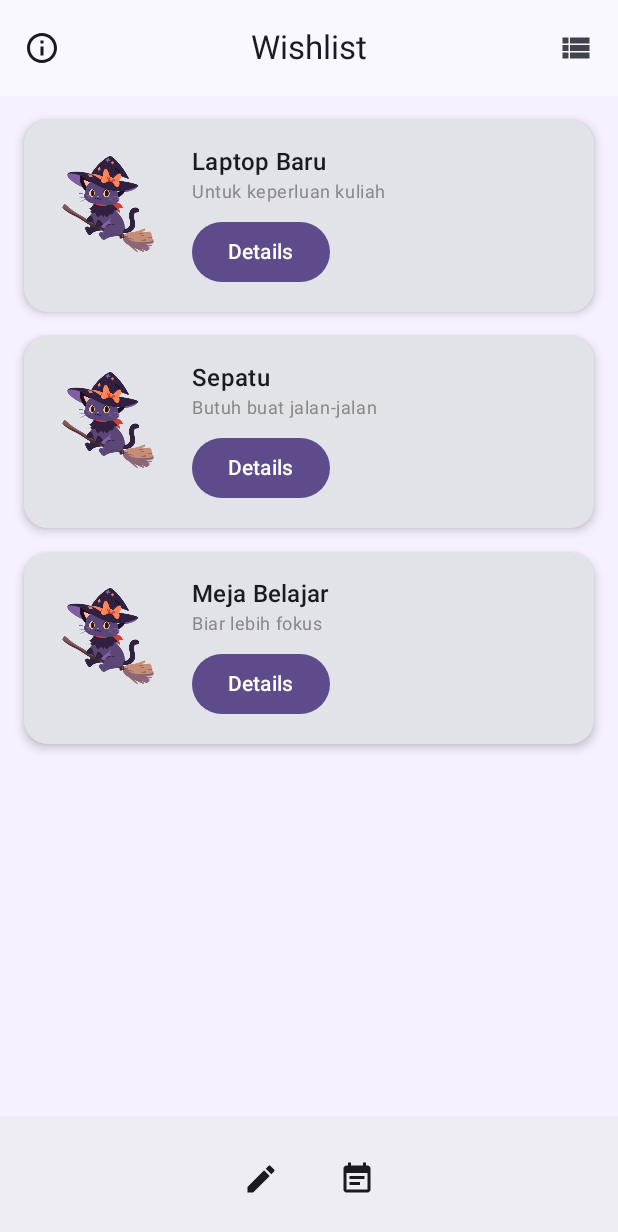
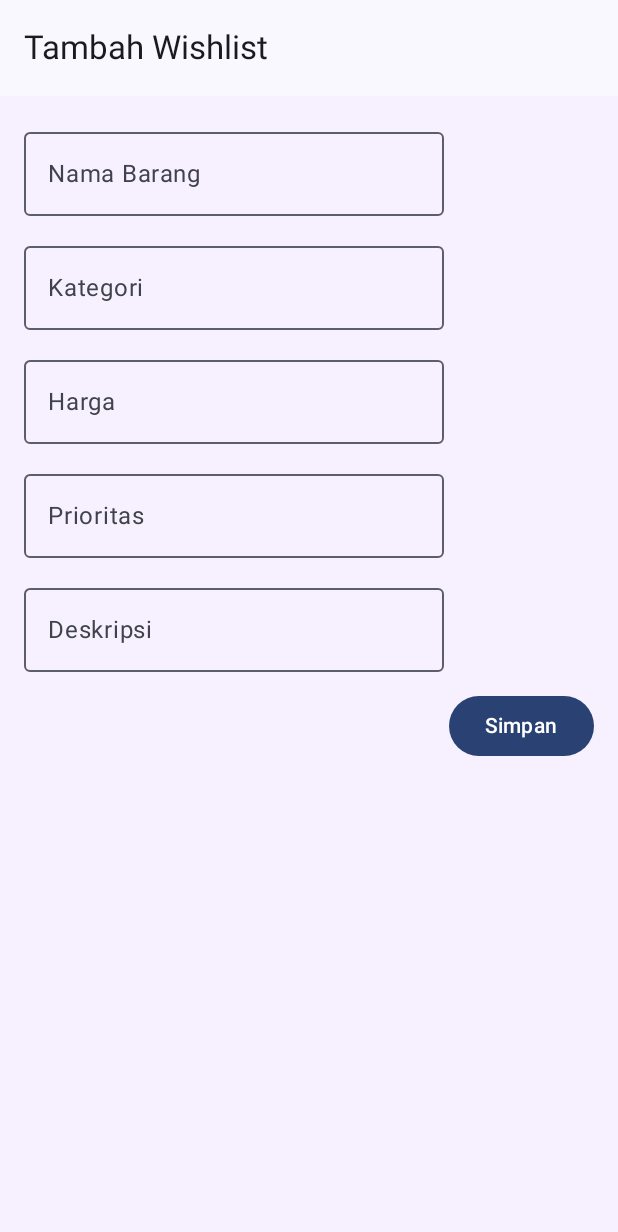
Before and after one commit to insaniaa/WishlyStack, an Android app built with Jetpack Compose: the screen it shows after launch (MainActivity), after a tap on "Form", on a phone screen of 412 x 824 dp. Shown: the top 1232 px of the screen. Run offline under Robolectric (Android 15) with nearby library versions, the phone set to English and light mode, and no system bars.

Commit message:
Menambahkan navigasi di BottomBar

```diff
--- a/app/build.gradle.kts
+++ b/app/build.gradle.kts
@@ -50,6 +50,7 @@ dependencies {
     implementation(libs.androidx.ui.tooling.preview)
     implementation(libs.androidx.material3)
     implementation(libs.androidx.lifecycle.viewmodel.compose)
+    implementation(libs.androidx.navigation.compose)
     testImplementation(libs.junit)
     androidTestImplementation(libs.androidx.junit)
     androidTestImplementation(libs.androidx.espresso.core)
--- a/app/src/main/java/com/tiyasinsania0090/wishlystack/MainActivity.kt
+++ b/app/src/main/java/com/tiyasinsania0090/wishlystack/MainActivity.kt
@@ -4,8 +4,9 @@ import android.os.Bundle
 import androidx.activity.ComponentActivity
 import androidx.activity.compose.setContent
 import androidx.lifecycle.viewmodel.compose.viewModel
+import androidx.navigation.compose.rememberNavController
+import com.tiyasinsania0090.wishlystack.navigation.AppNavGraph
 import com.tiyasinsania0090.wishlystack.screen.MainViewModel
-import com.tiyasinsania0090.wishlystack.screen.WishlistScreen
 import com.tiyasinsania0090.wishlystack.ui.theme.WishlyStackTheme
 
 class MainActivity : ComponentActivity() {
@@ -13,8 +14,13 @@ class MainActivity : ComponentActivity() {
         super.onCreate(savedInstanceState)
         setContent {
             WishlyStackTheme {
+                val navController = rememberNavController()
                 val viewModel: MainViewModel = viewModel()
-                WishlistScreen(wishList = viewModel.wishList)
+
+                AppNavGraph(
+                    navController = navController,
+                    viewModel = viewModel
+                )
             }
         }
     }
--- /dev/null
+++ b/app/src/main/java/com/tiyasinsania0090/wishlystack/navigation/NavGraph.kt
@@ -0,0 +1,29 @@
+package com.tiyasinsania0090.wishlystack.navigation
+
+import androidx.compose.runtime.Composable
+import androidx.navigation.NavHostController
+import androidx.navigation.compose.NavHost
+import androidx.navigation.compose.composable
+import com.tiyasinsania0090.wishlystack.screen.FormScreen
+import com.tiyasinsania0090.wishlystack.screen.MainViewModel
+import com.tiyasinsania0090.wishlystack.screen.Screen
+import com.tiyasinsania0090.wishlystack.screen.WishlistScreen
+
+@Composable
+fun AppNavGraph(
+    navController: NavHostController,
+    viewModel: MainViewModel
+) {
+    NavHost(
+        navController = navController,
+        startDestination = Screen.Wishlist.route
+    ) {
+        composable(route = Screen.Wishlist.route) {
+            WishlistScreen(wishList = viewModel.wishList, navController = navController)
+        }
+
+        composable(route = Screen.Form.route) {
+            FormScreen(onSubmit = { navController.navigate(Screen.Wishlist.route) })
+        }
+    }
+}
--- /dev/null
+++ b/app/src/main/java/com/tiyasinsania0090/wishlystack/screen/FormScreen.kt
@@ -0,0 +1,50 @@
+package com.tiyasinsania0090.wishlystack.screen
+
+import androidx.compose.foundation.layout.*
+import androidx.compose.material3.*
+import androidx.compose.runtime.*
+import androidx.compose.ui.Alignment
+import androidx.compose.ui.Modifier
+import androidx.compose.ui.unit.dp
+import androidx.compose.ui.graphics.Color
+
+@OptIn(ExperimentalMaterial3Api::class)
+@Composable
+fun FormScreen(onSubmit: () -> Unit) {
+    var name by remember { mutableStateOf("") }
+    var category by remember { mutableStateOf("") }
+    var price by remember { mutableStateOf("") }
+    var priority by remember { mutableStateOf("") }
+    var description by remember { mutableStateOf("") }
+
+    Scaffold(
+        containerColor = Color(0xFFF7F1FF),
+        topBar = {
+            TopAppBar(title = { Text("Tambah Wishlist") })
+        }
+    ) { padding ->
+        Column(
+            modifier = Modifier
+                .padding(padding)
+                .padding(16.dp)
+                .fillMaxSize(),
+            verticalArrangement = Arrangement.spacedBy(12.dp)
+        ) {
+            OutlinedTextField(value = name, onValueChange = { name = it }, label = { Text("Nama Barang") })
+            OutlinedTextField(value = category, onValueChange = { category = it }, label = { Text("Kategori") })
+            OutlinedTextField(value = price, onValueChange = { price = it }, label = { Text("Harga") })
+            OutlinedTextField(value = priority, onValueChange = { priority = it }, label = { Text("Prioritas") })
+            OutlinedTextField(value = description, onValueChange = { description = it }, label = { Text("Deskripsi") })
+
+            Button(
+                onClick = {
+                    // Di sini kamu bisa simpan data ke ViewModel
+                    onSubmit()
+                },
+                modifier = Modifier.align(Alignment.End)
+            ) {
+                Text("Simpan")
+            }
+        }
+    }
+}
--- a/app/src/main/java/com/tiyasinsania0090/wishlystack/screen/WishlistScreen.kt
+++ b/app/src/main/java/com/tiyasinsania0090/wishlystack/screen/WishlistScreen.kt
@@ -17,8 +17,8 @@ import androidx.compose.ui.Alignment
 import androidx.compose.ui.Modifier
 import androidx.compose.ui.graphics.Color
 import androidx.compose.ui.res.painterResource
-import androidx.compose.ui.tooling.preview.Preview
 import androidx.compose.ui.unit.dp
+import androidx.navigation.NavHostController
 import com.tiyasinsania0090.wishlystack.component.WishItem
 import com.tiyasinsania0090.wishlystack.component.BottomBar
 import com.tiyasinsania0090.wishlystack.model.Wish
@@ -26,7 +26,7 @@ import com.tiyasinsania0090.wishlystack.R
 
 @OptIn(ExperimentalMaterial3Api::class)
 @Composable
-fun WishlistScreen(wishList: List<Wish>) {
+fun WishlistScreen(wishList: List<Wish>, navController: NavHostController) {
     var showList by remember { mutableStateOf(true) }
 
     Scaffold(
@@ -43,7 +43,7 @@ fun WishlistScreen(wishList: List<Wish>) {
                     }
                 },
                 navigationIcon = {
-                    IconButton(onClick = { /* Arahkan ke info screen */ }) {
+                    IconButton(onClick = { /* Optional Info Screen */ }) {
                         Icon(
                             painter = painterResource(id = R.drawable.baseline_info_outline_24),
                             contentDescription = "Info"
@@ -65,8 +65,8 @@ fun WishlistScreen(wishList: List<Wish>) {
         },
         bottomBar = {
             BottomBar(
-                onFormClick = { /* Arahkan ke screen form */ },
-                onListClick = { /* Arahkan ke screen list */ }
+                onFormClick = { navController.navigate(Screen.Form.route) },
+                onListClick = { navController.navigate(Screen.Wishlist.route) }
             )
         }
     ) { padding ->
@@ -104,14 +104,3 @@ fun WishlistScreen(wishList: List<Wish>) {
         }
     }
 }
-
-@Preview(showBackground = true)
-@Composable
-fun WishlistScreenPreview() {
-    WishlistScreen(
-        wishList = listOf(
-            Wish(1, "Laptop Baru", "Elektronik", "15000000", "Tinggi", "Untuk kuliah"),
-            Wish(2, "Kamera", "Elektronik", "3000000", "Sedang", "Untuk dokumentasi")
-        )
-    )
-}
--- /dev/null
+++ b/app/src/main/java/com/tiyasinsania0090/wishlystack/screen/screen.kt
@@ -0,0 +1,6 @@
+package com.tiyasinsania0090.wishlystack.screen
+
+sealed class Screen(val route: String) {
+    object Wishlist : Screen("wishlist")
+    object Form : Screen("form")
+}
--- a/gradle/libs.versions.toml
+++ b/gradle/libs.versions.toml
@@ -8,6 +8,7 @@ espressoCore = "3.6.1"
 lifecycleRuntimeKtx = "2.8.7"
 activityCompose = "1.10.1"
 composeBom = "2025.04.01"
+navigationCompose = "2.8.9"
 
 [libraries]
 androidx-core-ktx = { group = "androidx.core", name = "core-ktx", version.ref = "coreKtx" }
@@ -25,6 +26,7 @@ androidx-ui-test-manifest = { group = "androidx.compose.ui", name = "ui-test-man
 androidx-ui-test-junit4 = { group = "androidx.compose.ui", name = "ui-test-junit4" }
 androidx-material3 = { group = "androidx.compose.material3", name = "material3" }
 androidx-lifecycle-viewmodel-compose = { group = "androidx.lifecycle", name = "lifecycle-viewmodel-compose", version.ref = "lifecycleRuntimeKtx"}
+androidx-navigation-compose = { group = "androidx.navigation", name = "navigation-compose", version.ref = "navigationCompose" }
 
 [plugins]
 android-application = { id = "com.android.application", version.ref = "agp" }
```
